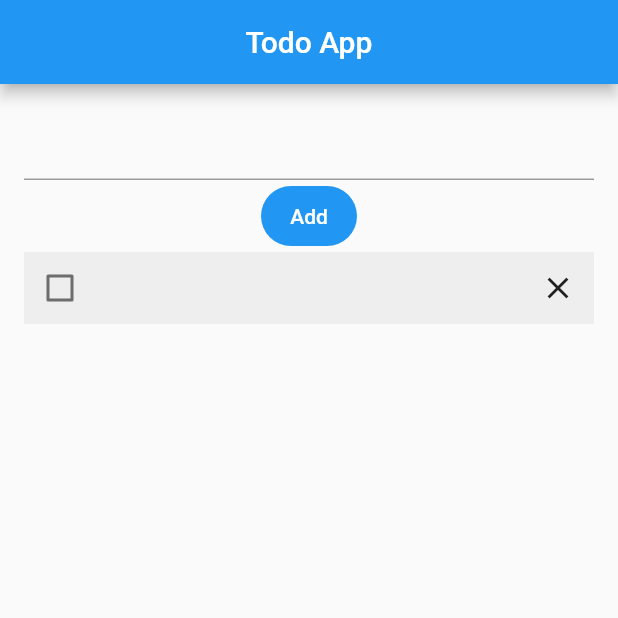
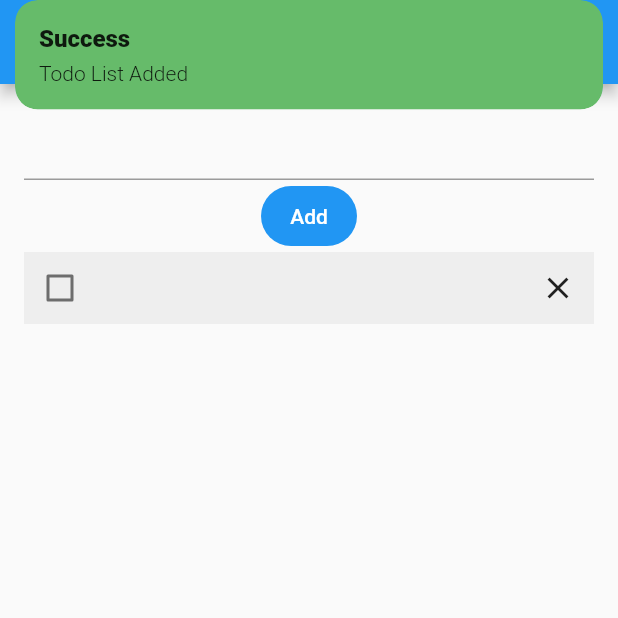
Before and after one commit to slimpotatoboy/todo_app, a Flutter app: the screen it shows after launch, after a tap on "Add", on a phone screen of 412 x 824 dp, the top half of it. Run offline on Flutter 3.47's test engine with Material 2 defaults, Android fonts, the phone set to English and light mode, and no system bars; our stand-ins replace get, get_storage.

Commit message:
Get packages and routing

```diff
--- a/lib/main.dart
+++ b/lib/main.dart
@@ -1,6 +1,10 @@
 import 'package:flutter/material.dart';
+import 'package:get/get.dart';
+import 'package:get_storage/get_storage.dart';
+import 'package:todo_app/single_todo.dart';
 
-void main() {
+void main() async {
+  await GetStorage.init();
   runApp(const MainApp());
 }
 
@@ -12,11 +16,15 @@ class MainApp extends StatefulWidget {
 }
 
 class _MainAppState extends State<MainApp> {
+  final storage = GetStorage();
+
   final TextEditingController todoTextController = TextEditingController();
+
+  List<String> todos = [];
 
   @override
   Widget build(BuildContext context) {
-    return MaterialApp(
+    return GetMaterialApp(
       home: Scaffold(
         appBar: AppBar(
           centerTitle: true,
@@ -30,17 +38,34 @@ class _MainAppState extends State<MainApp> {
               children: [
                 TextFormField(
                   controller: todoTextController,
-                  onChanged: (value) {
-                    todoTextController.text = value;
+                  // onChanged: (value) {
+                  //   todoTextController.text = value;
+                  //   setState(() {});
+                  // },
+                ),
+                FilledButton(
+                  onPressed: () {
+                    todos.add(todoTextController.text);
+                    storage.write("todo1", todoTextController.text);
+                    todoTextController.text = "";
+                    Get.snackbar("Success", "Todo List Added",
+                        backgroundColor: Colors.green.shade400);
                     setState(() {});
                   },
-                ),
-                FilledButton(
-                  onPressed: () {},
                   child: Text("Add"),
                 ),
-                Container(
+                ListView.builder(
+                    physics: const NeverScrollableScrollPhysics(),
+                    shrinkWrap: true,
+                    itemCount: todos.length,
+                    itemBuilder: (context, index) {
+                      return GestureDetector(
+                        onTap: () {
+                          Get.to(() => SingleTodo());
+                        },
+                        child: Container(
                           color: Colors.grey.shade200,
+                          margin: const EdgeInsets.only(bottom: 10),
                           child: Row(
                             mainAxisAlignment: MainAxisAlignment.spaceBetween,
                             children: [
@@ -50,7 +75,7 @@ class _MainAppState extends State<MainApp> {
                                     value: false,
                                     onChanged: (val) {},
                                   ),
-                          Text(todoTextController.text),
+                                  Text(todos[index]),
                                 ],
                               ),
                               IconButton(
@@ -60,6 +85,8 @@ class _MainAppState extends State<MainApp> {
                             ],
                           ),
                         ),
+                      );
+                    }),
               ],
             ),
           ),
--- a/pubspec.yaml
+++ b/pubspec.yaml
@@ -9,6 +9,8 @@ environment:
 dependencies:
   flutter:
     sdk: flutter
+  get: ^4.6.5
+  get_storage: ^2.1.1
 
 dev_dependencies:
   flutter_test:
```
Also changed, not shown: lib/single_todo.dart (added, +23 -0 lines), pubspec.lock, 10 other files. Lines whose indentation alone changed are shown as unchanged.
